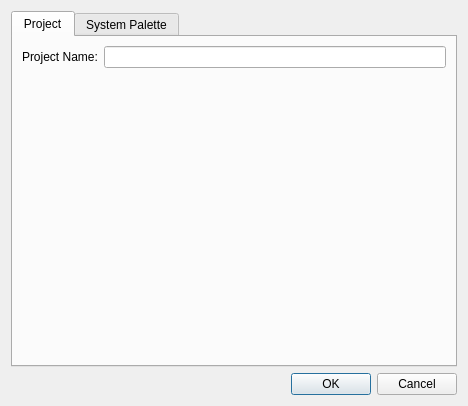
christopherpow/nesicide, file designers/project_properties/projectpropertiesdialog.ui: the form before one commit.
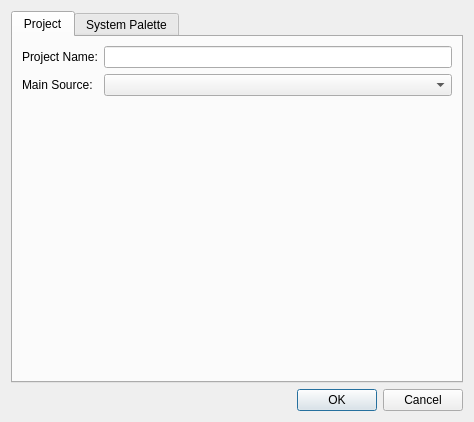
The form after the commit. The open tabs and pages were chosen to show the change. Icons and pictures are not drawn.

Commit message: Added ability to select the main source file.

What changed in the file:
```diff
--- a/designers/project_properties/projectpropertiesdialog.ui
+++ b/designers/project_properties/projectpropertiesdialog.ui
@@ -9,8 +9,8 @@
    <rect>
     <x>0</x>
     <y>0</y>
-    <width>468</width>
-    <height>406</height>
+    <width>474</width>
+    <height>422</height>
    </rect>
   </property>
   <property name="windowTitle">
@@ -40,7 +40,7 @@
        <item row="0" column="1">
         <widget class="QLineEdit" name="projectNameLineEdit"/>
        </item>
-       <item row="1" column="0" colspan="2">
+       <item row="2" column="0" colspan="2">
         <spacer name="verticalSpacer">
          <property name="orientation">
           <enum>Qt::Vertical</enum>
@@ -53,6 +53,16 @@
          </property>
         </spacer>
        </item>
+       <item row="1" column="0">
+        <widget class="QLabel" name="label_6">
+         <property name="text">
+          <string>Main Source:</string>
+         </property>
+        </widget>
+       </item>
+       <item row="1" column="1">
+        <widget class="QComboBox" name="mainSourceComboBox"/>
+       </item>
       </layout>
      </widget>
      <widget class="QWidget" name="tab_2">
```
Left out of the diff: 2 changed lines with no effect on the pictures. The commit also changes 7 other files.
